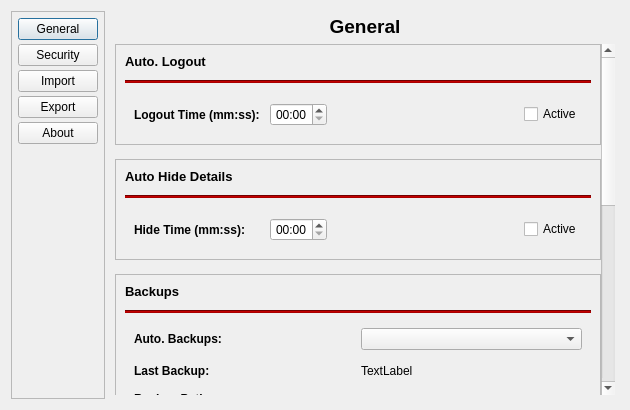
Old version of the form src/settingswindow.ui in the repository sera619/PassTreasure.
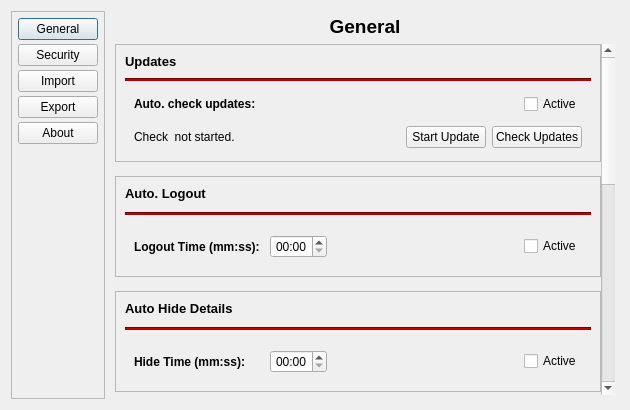
New version of the form.

Diff of the .ui file:
```diff
--- a/src/settingswindow.ui
+++ b/src/settingswindow.ui
@@ -144,9 +144,9 @@
           <property name="geometry">
            <rect>
             <x>0</x>
-            <y>-475</y>
+            <y>0</y>
             <width>489</width>
-            <height>830</height>
+            <height>973</height>
            </rect>
           </property>
           <layout class="QVBoxLayout" name="verticalLayout_3">
@@ -165,6 +165,201 @@
            <property name="bottomMargin">
             <number>0</number>
            </property>
+           <item>
+            <widget class="QFrame" name="updateFrame">
+             <property name="frameShape">
+              <enum>QFrame::Shape::StyledPanel</enum>
+             </property>
+             <property name="frameShadow">
+              <enum>QFrame::Shadow::Raised</enum>
+             </property>
+             <layout class="QVBoxLayout" name="verticalLayout_24">
+              <item>
+               <widget class="QFrame" name="innerUpdateFrame">
+                <property name="frameShape">
+                 <enum>QFrame::Shape::NoFrame</enum>
+                </property>
+                <property name="frameShadow">
+                 <enum>QFrame::Shadow::Raised</enum>
+                </property>
+                <layout class="QVBoxLayout" name="verticalLayout_22">
+                 <property name="spacing">
+                  <number>4</number>
+                 </property>
+                 <property name="leftMargin">
+                  <number>0</number>
+                 </property>
+                 <property name="topMargin">
+                  <number>0</number>
+                 </property>
+                 <property name="rightMargin">
+                  <number>0</number>
+                 </property>
+                 <property name="bottomMargin">
+                  <number>0</number>
+                 </property>
+                 <item>
+                  <widget class="QLabel" name="label_19">
+                   <property name="font">
+                    <font>
+                     <family>Segoe UI</family>
+                     <pointsize>10</pointsize>
+                     <italic>false</italic>
+                     <bold>true</bold>
+                    </font>
+                   </property>
+                   <property name="styleSheet">
+                    <string notr="true">font: bold 10pt &quot;Segoe UI&quot;;</string>
+                   </property>
+                   <property name="text">
+                    <string>Updates</string>
+                   </property>
+                  </widget>
+                 </item>
+                 <item>
+                  <widget class="QFrame" name="frame_17">
+                   <property name="frameShape">
+                    <enum>QFrame::Shape::NoFrame</enum>
+                   </property>
+                   <property name="frameShadow">
+                    <enum>QFrame::Shadow::Raised</enum>
+                   </property>
+                   <layout class="QVBoxLayout" name="verticalLayout_23">
+                    <property name="leftMargin">
+                     <number>0</number>
+                    </property>
+                    <property name="topMargin">
+                     <number>5</number>
+                    </property>
+                    <property name="rightMargin">
+                     <number>0</number>
+                    </property>
+                    <property name="bottomMargin">
+                     <number>5</number>
+                    </property>
+                    <item>
+                     <widget class="Line" name="line_9">
+                      <property name="styleSheet">
+                       <string notr="true">background:rgb(170, 0, 0)</string>
+                      </property>
+                      <property name="orientation">
+                       <enum>Qt::Orientation::Horizontal</enum>
+                      </property>
+                     </widget>
+                    </item>
+                   </layout>
+                  </widget>
+                 </item>
+                 <item>
+                  <widget class="QFrame" name="frame_18">
+                   <property name="frameShape">
+                    <enum>QFrame::Shape::NoFrame</enum>
+                   </property>
+                   <property name="frameShadow">
+                    <enum>QFrame::Shadow::Raised</enum>
+                   </property>
+                   <layout class="QHBoxLayout" name="horizontalLayout_17">
+                    <property name="topMargin">
+                     <number>4</number>
+                    </property>
+                    <property name="bottomMargin">
+                     <number>4</number>
+                    </property>
+                    <item>
+                     <widget class="QLabel" name="label_20">
+                      <property name="minimumSize">
+                       <size>
+                        <width>130</width>
+                        <height>0</height>
+                       </size>
+                      </property>
+                      <property name="font">
+                       <font>
+                        <bold>true</bold>
+                       </font>
+                      </property>
+                      <property name="text">
+                       <string>Auto. check updates:</string>
+                      </property>
+                     </widget>
+                    </item>
+                    <item>
+                     <spacer name="horizontalSpacer_7">
+                      <property name="orientation">
+                       <enum>Qt::Orientation::Horizontal</enum>
+                      </property>
+                      <property name="sizeHint" stdset="0">
+                       <size>
+                        <width>40</width>
+                        <height>20</height>
+                       </size>
+                      </property>
+                     </spacer>
+                    </item>
+                    <item>
+                     <widget class="QCheckBox" name="autoUpdatesSelect">
+                      <property name="text">
+                       <string>Active</string>
+                      </property>
+                     </widget>
+                    </item>
+                   </layout>
+                  </widget>
+                 </item>
+                 <item>
+                  <widget class="QFrame" name="checkUpdateFrame">
+                   <property name="frameShape">
+                    <enum>QFrame::Shape::NoFrame</enum>
+                   </property>
+                   <property name="frameShadow">
+                    <enum>QFrame::Shadow::Raised</enum>
+                   </property>
+                   <layout class="QHBoxLayout" name="horizontalLayout_18">
+                    <property name="topMargin">
+                     <number>4</number>
+                    </property>
+                    <property name="bottomMargin">
+                     <number>4</number>
+                    </property>
+                    <item>
+                     <widget class="QLabel" name="updateStatusLabel">
+                      <property name="sizePolicy">
+                       <sizepolicy hsizetype="Expanding" vsizetype="Preferred">
+                        <horstretch>0</horstretch>
+                        <verstretch>0</verstretch>
+                       </sizepolicy>
+                      </property>
+                      <property name="text">
+                       <string>Check  not started.</string>
+                      </property>
+                      <property name="alignment">
+                       <set>Qt::AlignmentFlag::AlignLeading|Qt::AlignmentFlag::AlignLeft|Qt::AlignmentFlag::AlignVCenter</set>
+                      </property>
+                     </widget>
+                    </item>
+                    <item>
+                     <widget class="QPushButton" name="btnStartUpdate">
+                      <property name="text">
+                       <string>Start Update</string>
+                      </property>
+                     </widget>
+                    </item>
+                    <item>
+                     <widget class="QPushButton" name="btnCheckUpdate">
+                      <property name="text">
+                       <string>Check Updates</string>
+                      </property>
+                     </widget>
+                    </item>
+                   </layout>
+                  </widget>
+                 </item>
+                </layout>
+               </widget>
+              </item>
+             </layout>
+            </widget>
+           </item>
            <item>
             <widget class="QFrame" name="autoLogoutFrame">
              <property name="frameShape">
```
Left out of the diff: 6 changed lines with no effect on the pictures.
